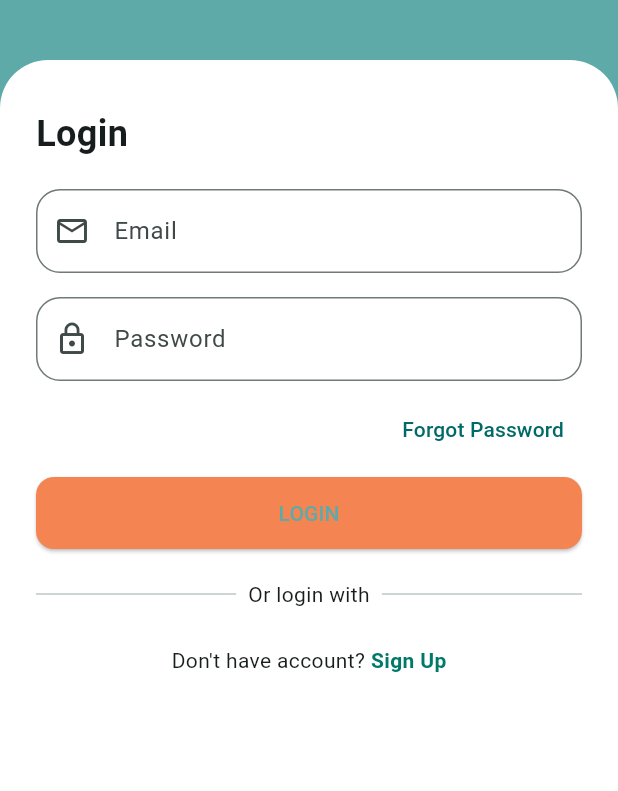
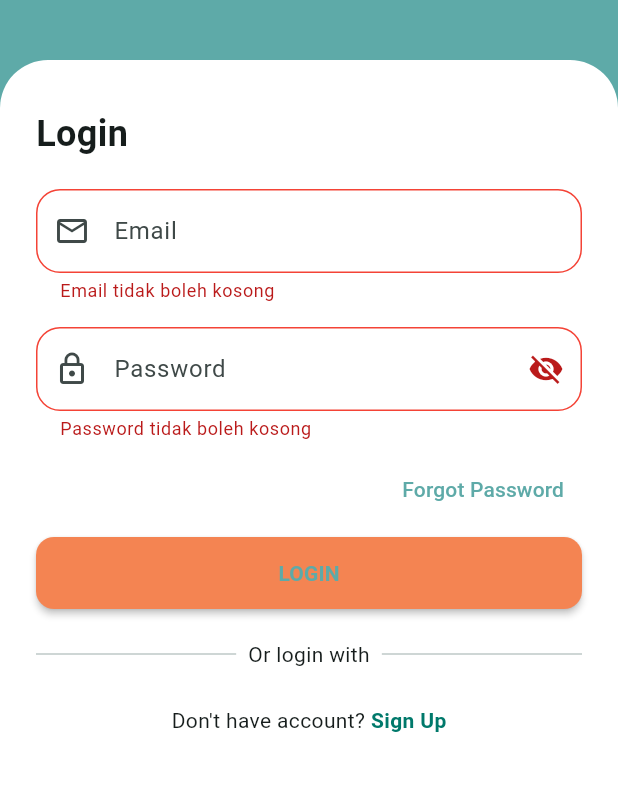
Before and after one commit to 4lvin/sadean-mobile, a Flutter app: the screen it shows after launch, after a tap on "LOGIN", on a phone screen of 412 x 824 dp, the part 249-1040 px from its top. Run offline on Flutter 3.47's test engine with Material 3 defaults, Android fonts, the phone set to English and light mode, and no system bars; our stand-ins replace flutter_screenutil, flutter_secure_storage, get, image_picker, permission_handler, sqflite; missing offline and left inert: bluetooth_print_plus, flutter_barcode_scanner_plus; accounts and stored records are empty; Roboto replaces fonts that are missing (Poppins).

Commit message:
fixing login

```diff
--- a/lib/src/app.dart
+++ b/lib/src/app.dart
@@ -51,7 +51,6 @@ class _MyAppState extends State<MyApp> {
           initialRoute: rootRoute,
           getPages: routes,
           initialBinding: BindingsBuilder(() {
-            Get.put(DashboardController());
             Get.put(ProductController());
             Get.put(HistoryController());
             Get.put(SettingsController());
--- a/lib/src/controllers/login_controller.dart
+++ b/lib/src/controllers/login_controller.dart
@@ -24,7 +24,6 @@ class LoginController extends GetxController {
   @override
   void onInit() {
     super.onInit();
-    _checkAutoLogin();
   }
 
   @override
@@ -34,22 +33,37 @@ class LoginController extends GetxController {
     super.onClose();
   }
 
-  // Check if user is already logged in
-  Future<void> _checkAutoLogin() async {
-    try {
-      final isLoggedIn = await _authService.isLoggedIn();
-      if (isLoggedIn) {
-        // Navigate to main page if already logged in
-        Get.offAllNamed(mainRoute);
-      }
-    } catch (e) {
-      print('Auto login check failed: $e');
-    }
-  }
-
   // Toggle password visibility
   void togglePasswordVisibility() {
     isPasswordVisible.value = !isPasswordVisible.value;
+  }
+
+  // Email validation
+  String? validateEmail(String? value) {
+    if (value == null || value.isEmpty) {
+      return 'Email tidak boleh kosong';
+    }
+
+    // Basic email validation
+    final emailRegex = RegExp(r'^[^@]+@[^@]+\.[^@]+$');
+    if (!emailRegex.hasMatch(value)) {
+      return 'Format email tidak valid';
+    }
+
+    return null;
+  }
+
+  // Password validation
+  String? validatePassword(String? value) {
+    if (value == null || value.isEmpty) {
+      return 'Password tidak boleh kosong';
+    }
+
+    if (value.length < 6) {
+      return 'Password minimal 6 karakter';
+    }
+
+    return null;
   }
 
   // Validate form
@@ -74,11 +88,67 @@ class LoginController extends GetxController {
         passwordController.text,
       );
 
-      // Parse response
-      if (response['status'] == true) {
-        final userData = response['data'];
-        final accessToken = response['access_token'];
-        final tokenType = response['token_type'];
+      // Parse response - handle both Map and String responses
+      Map<String, dynamic> responseData;
+      if (response is String) {
+        // If response is already a JSON string, parse it
+        responseData = {};
+        try {
+          responseData = Map<String, dynamic>.from(response as Map);
+        } catch (e) {
+          // If parsing fails, treat as error
+          _showError('Response format tidak valid');
+          return;
+        }
+      } else if (response is Map<String, dynamic>) {
+        responseData = response;
+      } else {
+        _showError('Response format tidak valid');
+        return;
+      }
+
+      // Check if login was successful
+      if (responseData['status'] == true || responseData['success'] == true) {
+        // Handle successful login
+        await _handleSuccessfulLogin(responseData);
+      } else {
+        // Handle login failure
+        final message = responseData['message'] ??
+            responseData['error'] ??
+            'Login gagal';
+        _showError(message);
+      }
+    } catch (e) {
+      print('Login error: $e');
+      String errorMessage = 'Terjadi kesalahan saat login. Silakan coba lagi.';
+
+      // Handle specific error types
+      if (e.toString().contains('No Internet connection')) {
+        errorMessage = 'Tidak ada koneksi internet';
+      } else if (e.toString().contains('API not responded in time')) {
+        errorMessage = 'Server tidak merespons, coba lagi nanti';
+      } else if (e.toString().contains('Unauthorized') || e.toString().contains('401')) {
+        errorMessage = 'Email atau password salah';
+      }
+
+      _showError(errorMessage);
+    } finally {
+      isLoading.value = false;
+    }
+  }
+
+  // Handle successful login
+  Future<void> _handleSuccessfulLogin(Map<String, dynamic> responseData) async {
+    try {
+      // Extract user data and tokens
+      final userData = responseData['data'] ?? responseData['user'];
+      final accessToken = responseData['access_token'] ?? responseData['token'];
+      final tokenType = responseData['token_type'] ?? 'Bearer';
+
+      if (userData == null || accessToken == null) {
+        _showError('Data login tidak lengkap');
+        return;
+      }
 
       // Create user model
       final user = User.fromJson(userData);
@@ -101,20 +171,14 @@ class LoginController extends GetxController {
         colorText: Colors.green.shade800,
         icon: const Icon(Icons.check_circle, color: Colors.green),
         duration: const Duration(seconds: 2),
+        snackPosition: SnackPosition.TOP,
       );
 
       // Navigate to main page
       Get.offAllNamed(mainRoute);
-      } else {
-        // Handle login failure
-        final message = response['message'] ?? 'Login gagal';
-        _showError(message);
-      }
     } catch (e) {
-      print('Login error: $e');
-      _showError('Terjadi kesalahan saat login. Silakan coba lagi.');
-    } finally {
-      isLoading.value = false;
+      print('Handle successful login error: $e');
+      _showError('Gagal memproses data login');
     }
   }
 
@@ -127,6 +191,7 @@ class LoginController extends GetxController {
       colorText: Colors.red.shade800,
       icon: const Icon(Icons.error, color: Colors.red),
       duration: const Duration(seconds: 3),
+      snackPosition: SnackPosition.TOP,
     );
   }
 
@@ -145,6 +210,8 @@ class LoginController extends GetxController {
       'Silahkan hubungi admin untuk melakukan reset password',
       backgroundColor: Colors.blue.shade100,
       colorText: Colors.blue.shade800,
+      duration: const Duration(seconds: 2),
+      snackPosition: SnackPosition.TOP,
     );
   }
 
@@ -156,6 +223,8 @@ class LoginController extends GetxController {
       'Fitur pendaftaran akan segera tersedia',
       backgroundColor: Colors.blue.shade100,
       colorText: Colors.blue.shade800,
+      duration: const Duration(seconds: 2),
+      snackPosition: SnackPosition.TOP,
     );
   }
 }
--- a/lib/src/routers/routes.dart
+++ b/lib/src/routers/routes.dart
@@ -1,4 +1,5 @@
 import 'package:get/get.dart';
+import 'package:sadean/src/binding/dashboard_binding.dart';
 import 'package:sadean/src/view/product/add_product.dart';
 import 'package:sadean/src/view/product/detail_product.dart';
 import 'package:sadean/src/view/setting/contact.dart';
@@ -19,7 +20,7 @@ import 'constant.dart';
 final List<GetPage<dynamic>> routes = [
   GetPage(name: rootRoute, page: () => const SplashScreen()),
   GetPage(name: loginRoute, page: () => LoginView()),
-  GetPage(name: mainRoute, page: () => MainPage()),
+  GetPage(name: mainRoute, page: () => MainPage(),binding: DashboardBinding()),
   GetPage(name: productsAddRoute, page: () => AddProductView()),
   GetPage(name: transactionRoute, page: () => TransactionView()),
   GetPage(name: transactionIndexRoute, page: () => TransactionIndex()),
--- a/lib/src/view/login/login.dart
+++ b/lib/src/view/login/login.dart
@@ -14,7 +14,7 @@ class LoginView extends StatefulWidget {
 }
 
 class _LoginViewState extends State<LoginView> {
-  // Declare TextEditingController instances
+  // Declare controller instance
   final LoginController controller = Get.put(LoginController());
 
   @override
@@ -36,6 +36,8 @@ class _LoginViewState extends State<LoginView> {
               ),
               padding: const EdgeInsets.symmetric(horizontal: 24, vertical: 32),
               child: SingleChildScrollView(
+                child: Form(
+                  key: controller.formKey,
                   child: Column(
                     crossAxisAlignment: CrossAxisAlignment.start,
                     children: [
@@ -47,37 +49,79 @@ class _LoginViewState extends State<LoginView> {
                         ),
                       ),
                       const SizedBox(height: 20),
-                    TextField(
+                      // Email field with validation
+                      TextFormField(
                         controller: controller.emailController,
+                        keyboardType: TextInputType.emailAddress,
+                        validator: controller.validateEmail,
                         decoration: InputDecoration(
                           prefixIcon: const Icon(Icons.email_outlined),
                           hintText: "Email",
                           border: OutlineInputBorder(
                             borderRadius: BorderRadius.circular(16),
                           ),
+                          enabledBorder: OutlineInputBorder(
+                            borderRadius: BorderRadius.circular(16),
+                            borderSide: BorderSide(color: Colors.grey.shade300),
+                          ),
+                          focusedBorder: OutlineInputBorder(
+                            borderRadius: BorderRadius.circular(16),
+                            borderSide: const BorderSide(color: primaryColor),
+                          ),
+                          errorBorder: OutlineInputBorder(
+                            borderRadius: BorderRadius.circular(16),
+                            borderSide: const BorderSide(color: Colors.red),
+                          ),
                         ),
                       ),
                       const SizedBox(height: 16),
-                    Obx(()=>TextField(
+                      // Password field with validation and visibility toggle
+                      Obx(() => TextFormField(
                         controller: controller.passwordController,
-                      obscureText: true,
+                        obscureText: !controller.isPasswordVisible.value,
+                        validator: controller.validatePassword,
                         decoration: InputDecoration(
                           prefixIcon: const Icon(Icons.lock_outline),
                           hintText: "Password",
+                          suffixIcon: IconButton(
+                            icon: Icon(
+                              controller.isPasswordVisible.value
+                                  ? Icons.visibility
+                                  : Icons.visibility_off,
+                            ),
+                            onPressed: controller.togglePasswordVisibility,
+                          ),
                           border: OutlineInputBorder(
                             borderRadius: BorderRadius.circular(16),
+                          ),
+                          enabledBorder: OutlineInputBorder(
+                            borderRadius: BorderRadius.circular(16),
+                            borderSide: BorderSide(color: Colors.grey.shade300),
+                          ),
+                          focusedBorder: OutlineInputBorder(
+                            borderRadius: BorderRadius.circular(16),
+                            borderSide: const BorderSide(color: primaryColor),
+                          ),
+                          errorBorder: OutlineInputBorder(
+                            borderRadius: BorderRadius.circular(16),
+                            borderSide: const BorderSide(color: Colors.red),
                           ),
                         ),
                       )),
                       const SizedBox(height: 8),
+                      // Forgot password button
                       Align(
                         alignment: Alignment.centerRight,
                         child: TextButton(
-                        onPressed: () {},
-                        child: const Text("Forgot Password"),
+                          onPressed: controller.forgotPassword,
+                          child: const Text(
+                            "Forgot Password",
+                            style: TextStyle(color: primaryColor),
+                          ),
                         ),
                       ),
                       const SizedBox(height: 8),
+                      // Login button
                       SizedBox(
                         width: double.infinity,
                         height: 48,
@@ -88,14 +132,12 @@ class _LoginViewState extends State<LoginView> {
                               shape: RoundedRectangleBorder(
                                 borderRadius: BorderRadius.circular(12),
                               ),
+                              elevation: 2,
                             ),
-                          onPressed: () {
-                            controller.isLoading.value
+                            onPressed: controller.isLoading.value
                                 ? null
-                                : controller.login();
-                          },
-                          child:
-                              controller.isLoading.value
+                                : controller.login,
+                            child: controller.isLoading.value
                                 ? const Row(
                               mainAxisAlignment: MainAxisAlignment.center,
                               children: [
@@ -116,13 +158,17 @@ class _LoginViewState extends State<LoginView> {
                             )
                                 : const Text(
                               "LOGIN",
-                                    style: TextStyle(color: primaryColor),
+                              style: TextStyle(
+                                color: primaryColor,
+                                fontWeight: FontWeight.bold,
+                              ),
                             ),
                           ),
                         ),
                       ),
 
                       const SizedBox(height: 20),
+                      // Divider
                       const Row(
                         children: [
                           Expanded(child: Divider()),
@@ -134,13 +180,14 @@ class _LoginViewState extends State<LoginView> {
                         ],
                       ),
                       const SizedBox(height: 24),
+                      // Sign up section
                       Center(
                         child: Row(
                           mainAxisAlignment: MainAxisAlignment.center,
                           children: [
                             const Text("Don't have account? "),
                             GestureDetector(
-                            onTap: () {},
+                              onTap: controller.navigateToSignUp,
                               child: const Text(
                                 "Sign Up",
                                 style: TextStyle(
@@ -157,6 +204,8 @@ class _LoginViewState extends State<LoginView> {
                 ),
               ),
             ),
+          ),
+          // Header section
           Positioned(
             top: size.height * 0.08,
             left: 24,
@@ -178,6 +227,7 @@ class _LoginViewState extends State<LoginView> {
               ],
             ),
           ),
+          // Logo
           Positioned(
             top: size.height * 0.08,
             right: 24,
@@ -187,6 +237,13 @@ class _LoginViewState extends State<LoginView> {
               child: Image.asset(
                 logoSamping, // Tambahkan gambar sesuai keinginan
                 fit: BoxFit.contain,
+                errorBuilder: (context, error, stackTrace) {
+                  return const Icon(
+                    Icons.image_not_supported,
+                    size: 50,
+                    color: Colors.white,
+                  );
+                },
               ),
             ),
           ),
@@ -199,7 +256,13 @@ class _LoginViewState extends State<LoginView> {
     return CircleAvatar(
       radius: 24,
       backgroundColor: Colors.grey.shade100,
-      child: Image.asset(assetPath, height: 24),
+      child: Image.asset(
+        assetPath,
+        height: 24,
+        errorBuilder: (context, error, stackTrace) {
+          return const Icon(Icons.image_not_supported);
+        },
+      ),
     );
   }
 }
```
Also changed, not shown: lib/src/binding/dashboard_binding.dart (added, +11 -0 lines), lib/src/service/api_service.dart (+167 -41 lines), lib/src/service/app_exception.dart (+22 -15 lines), lib/src/view/setting/setting_view.dart (+24 -24 lines). Lines whose indentation alone changed are shown as unchanged.
